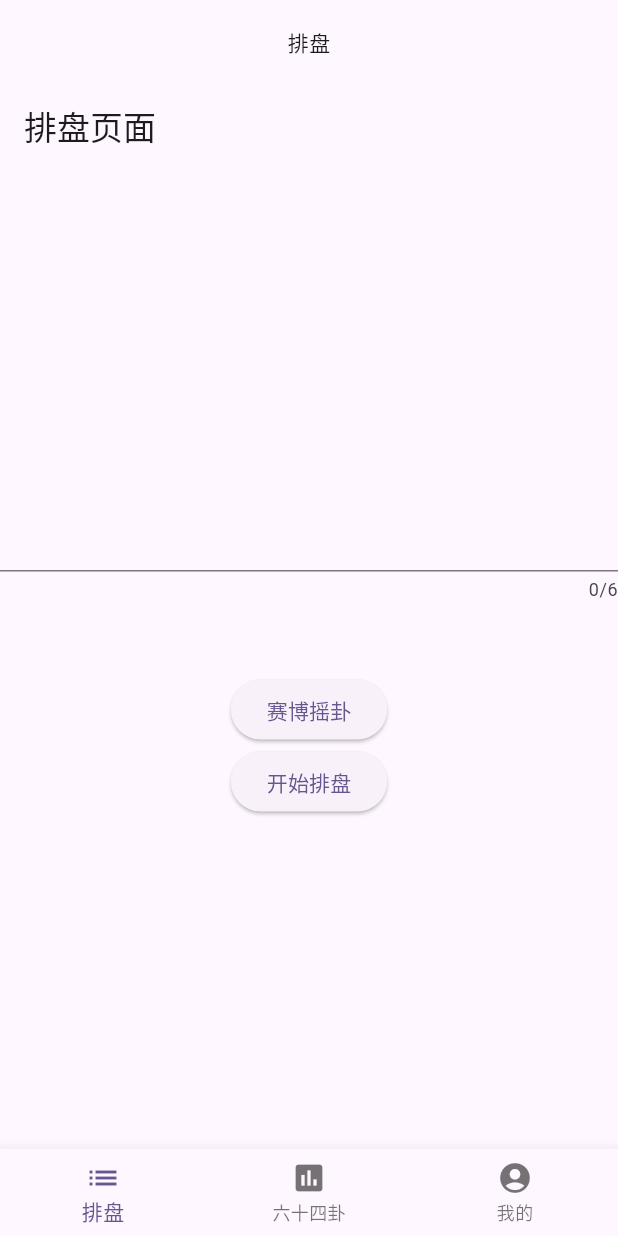
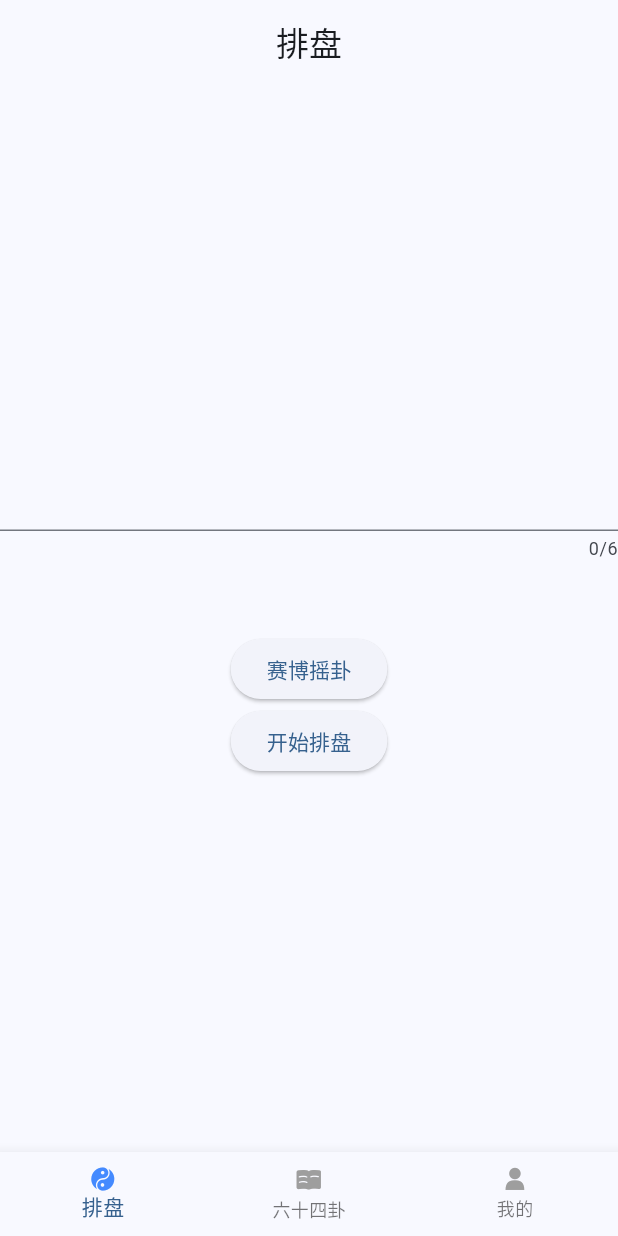
Before and after one commit to wh131462/liuyao, a Flutter app: the screen it shows after launch, on a phone screen of 412 x 824 dp. Run offline on Flutter 3.47's test engine with Material 3 defaults, Android fonts, the phone set to English and light mode, and no system bars.

Commit message:
chore: bar

```diff
--- a/lib/constants/liuyao.const.dart
+++ b/lib/constants/liuyao.const.dart
@@ -2,15 +2,19 @@
 import 'dart:math';
 
 import 'package:liuyao_flutter/constants/xiang.dictionary.dart';
+
 enum Yao {
-  yin("yin","阴"),
-  yang("yang","阳");
+  yin("yin", "阴"),
+  yang("yang", "阳");
+
   final String key;
   final String title;
-  const Yao(this.key,this.title);
+
+  const Yao(this.key, this.title);
+
   /// 获取相反的爻
-  Yao getReversedYao(){
-    if(key=="yin") {
+  Yao getReversedYao() {
+    if (key == "yin") {
       return Yao.yang;
     } else {
       return Yao.yin;
@@ -20,26 +24,29 @@ enum Yao {
 
 // 定义 Gua 枚举
 enum Gua {
-  qian("qian","乾","☰",[Yao.yang,Yao.yang,Yao.yang]),
-  kun("kun","坤","☷",[Yao.yin,Yao.yin,Yao.yin]),
-  zhen("zhen","震","☳",[Yao.yin,Yao.yin,Yao.yang]),
-  gen("gen","艮","☶",[Yao.yang,Yao.yin,Yao.yin]),
-  li("li","离","☲",[Yao.yang,Yao.yin,Yao.yang]),
-  kan("kan","坎","☵",[Yao.yin,Yao.yang,Yao.yin]),
-  dui("dui","兑","☱",[Yao.yin,Yao.yang,Yao.yang]),
-  xun("xun","巽","☴",[Yao.yang,Yao.yang,Yao.yin]);
+  qian("qian", "乾", "☰", [Yao.yang, Yao.yang, Yao.yang]),
+  kun("kun", "坤", "☷", [Yao.yin, Yao.yin, Yao.yin]),
+  zhen("zhen", "震", "☳", [Yao.yin, Yao.yin, Yao.yang]),
+  gen("gen", "艮", "☶", [Yao.yang, Yao.yin, Yao.yin]),
+  li("li", "离", "☲", [Yao.yang, Yao.yin, Yao.yang]),
+  kan("kan", "坎", "☵", [Yao.yin, Yao.yang, Yao.yin]),
+  dui("dui", "兑", "☱", [Yao.yin, Yao.yang, Yao.yang]),
+  xun("xun", "巽", "☴", [Yao.yang, Yao.yang, Yao.yin]);
 
   final String key;
   final String name;
   final String symbol;
   final List<Yao> yaoList;
 
-  const Gua(this.key, this.name,this.symbol,this.yaoList);
+  const Gua(this.key, this.name, this.symbol, this.yaoList);
+
   /// 通过爻列表获取卦
-  static Gua getGuaByYaoList(List<Yao> yaoList){
-    return Gua.values.firstWhere((gua)=>gua.yaoList.toString()==yaoList.toString());
+  static Gua getGuaByYaoList(List<Yao> yaoList) {
+    return Gua.values
+        .firstWhere((gua) => gua.yaoList.toString() == yaoList.toString());
   }
 }
+
 /// 本卦 === Original Hexagram
 /// 变卦 === Transformed Hexagram
 /// 错卦 === Reversed Hexagram
@@ -116,31 +123,52 @@ enum Xiang {
   final String name;
   final List<Gua> guaList;
 
-  const Xiang(this.idx, this.name,this.guaList);
+  const Xiang(this.idx, this.name, this.guaList);
+
   /// 通过卦名获取到象
-  static Xiang getXiangByTitle(String name){
-    return Xiang.values.firstWhere((v)=>v.name==name);
+  static Xiang getXiangByTitle(String name) {
+    return Xiang.values.firstWhere((v) => v.name == name);
   }
+
   /// 获取按顺序输出的象列表
-  static List<Xiang>? getXiangList(){
-    const list =  Xiang.values;
-    list.sort((a,b)=>a.idx-b.idx);
+  static List<Xiang>? getXiangList() {
+    const list = Xiang.values;
+    list.sort((a, b) => a.idx - b.idx);
     return list;
   }
+
   /// 获取随机象
-  static Xiang getRandomXiang(){
+  static Xiang getRandomXiang() {
     return Xiang.values[Random().nextInt(Xiang.values.length)];
   }
+
   /// 根据爻列表获取象
-  static Xiang getXiangByYaoList(List<Gua> guaList){
-    return Xiang.values.firstWhere((xiang)=>xiang.guaList.toString()==guaList.toString());
+  static Xiang getXiangByYaoList(List<Gua> guaList) {
+    return Xiang.values
+        .firstWhere((xiang) => xiang.guaList.toString() == guaList.toString());
   }
+
   /// 获取卦对应的符号列表
-  List<String> getSymbolList(){
-    return guaList.map((gua)=>gua.symbol).toList();
+  List<String> getSymbolList() {
+    return guaList.map((gua) => gua.symbol).toList();
   }
+
   /// 获取卦象对应的属性
-  XiangDicItem? getGuaProps(){
+  XiangDicItem? getGuaProps() {
     return xiangDictionary[name];
   }
 }
+/// 卦类型
+enum Hexagram {
+  original("本卦", "代表了占卜问题的当前状态或者初始条件", "原始卦象"),
+  transformed("变卦", "代表事物发展方向和结局", "本卦中的动爻阴阳互变"),
+  mutual("互卦", "代表事物的发展过程", "将本卦的三四五爻作为上卦，二三四爻变为下卦"),
+  reversed("错卦", "代表转机", "将本卦的六个爻全部变为相反的爻"),
+  opposite("综卦", "将本卦的六个爻整个翻转形成的卦", "将本卦的六个爻整个翻转形成的卦");
+
+  final String name;
+  final String description;
+  final String method;
+
+  const Hexagram(this.name, this.description, this.method);
+}
--- a/lib/main.dart
+++ b/lib/main.dart
@@ -14,7 +14,7 @@ class MyApp extends StatelessWidget {
     return MaterialApp(
       title: '六爻排卦',
       theme: ThemeData(
-        colorScheme: ColorScheme.fromSeed(seedColor: Colors.deepPurple),
+        colorScheme: ColorScheme.fromSeed(seedColor: Colors.blue),
         useMaterial3: true,
       ),
       home: const WelcomePage()
--- a/lib/pages/arrange/arrange.dart
+++ b/lib/pages/arrange/arrange.dart
@@ -12,8 +12,8 @@ class ArrangePage extends StatefulWidget {
 
 class _ArrangePageState extends State<ArrangePage> {
   // 用于存储输入的六位数字
-  String _inputNumber = '';
   String _gua_text = '';
+  final TextEditingController _textEditingController = TextEditingController();
 
   // 随机生成六位数字的方法
   String generateRandomNumber() {
@@ -31,16 +31,12 @@ class _ArrangePageState extends State<ArrangePage> {
     // 这里可以添加开始排盘的逻辑
 
     setState(() {
-      print('开始排盘，输入的数字为: $_inputNumber');
-      List<int> numList = LiuYaoUtil.stringToIntList(_inputNumber);
-      Xiang originHex = LiuYaoUtil.getOriginalHexagramByNumber(numList);
-      Xiang transformHex = LiuYaoUtil.getTransformedHexagramByNumber(numList);
-      Xiang mutualHex = LiuYaoUtil.getMutualHexagramByNumber(numList);
-      Xiang reverseHex = LiuYaoUtil.getReversedHexagramByNumber(numList);
-      Xiang oppositeHex = LiuYaoUtil.getOppositeHexagramByNumber(numList);
-      print("${LiuYaoUtil.getYaoListByNumberDsc(numList).map((o) => o.title)}");
+      print('开始排盘，输入的数字为: ${_textEditingController.text}');
+      Map<Hexagram, Xiang> map =
+          LiuYaoUtil.getHexagramsByText(_textEditingController.text);
+      print("${map.values}");
       _gua_text =
-          "本卦: ${originHex.name}\n变卦: ${transformHex.name}\n错卦: ${reverseHex.name}\n互卦: ${mutualHex.name}\n综卦: ${oppositeHex.name}";
+          "本卦: ${map[Hexagram.original]!.name}\n变卦: ${map[Hexagram.transformed]!.name}\n错卦: ${map[Hexagram.reversed]!.name}\n互卦: ${map[Hexagram.mutual]!.name}\n综卦: ${map[Hexagram.opposite]!.name}";
       print(_gua_text);
     });
   }
@@ -48,17 +44,14 @@ class _ArrangePageState extends State<ArrangePage> {
   // 处理赛博摇卦按钮点击事件
   void _cyberShake() {
     setState(() {
-      _inputNumber = generateRandomNumber();
-      print(_inputNumber);
+      _textEditingController.text = generateRandomNumber();
+      print(_textEditingController.text);
     });
   }
 
   @override
   Widget build(BuildContext context) {
     return Scaffold(
-      appBar: AppBar(
-        title: Text('排盘页面'),
-      ),
       body: Column(
         mainAxisAlignment: MainAxisAlignment.center,
         children: <Widget>[
@@ -70,17 +63,13 @@ class _ArrangePageState extends State<ArrangePage> {
               // 限制只能输入数字6789
               FilteringTextInputFormatter.allow('6789')
             ],
-            onChanged: (value) {
-              setState(() {
-                _inputNumber = value;
-              });
-            },
+            controller: _textEditingController,
           ),
           RichText(
             text: TextSpan(
               text: _gua_text,
               style: TextStyle(
-                background: Paint()..color = Colors.yellow, // 设置背景颜色
+                background: Paint()..color = Colors.blueAccent, // 设置背景颜色
                 fontSize: 24,
                 color: Colors.black, // 文本颜色
               ),
--- a/lib/pages/gua/gua.dart
+++ b/lib/pages/gua/gua.dart
@@ -21,9 +21,6 @@ class _GuaPageState extends State<GuaPage> {
   @override
   Widget build(BuildContext context) {
     return Scaffold(
-      appBar: AppBar(
-        title: Text('六十四卦'),
-      ),
       body: SingleChildScrollView(
         child: Column(
             mainAxisAlignment: MainAxisAlignment.center,
--- a/lib/pages/my/my.dart
+++ b/lib/pages/my/my.dart
@@ -9,9 +9,6 @@ class _MyPageState extends State<MyPage> {
   @override
   Widget build(BuildContext context) {
     return Scaffold(
-      appBar: AppBar(
-        title: Text('我的'),
-      ),
       body: Column(
         mainAxisAlignment: MainAxisAlignment.center,
         children: <Widget>[
--- /dev/null
+++ b/lib/pages/welcome/components/custom-bar.dart
@@ -0,0 +1,43 @@
+import 'package:flutter/material.dart';
+
+class CustomAppBar extends StatelessWidget implements PreferredSizeWidget {
+  final String title;
+  final Icon? leftIcon;
+  final VoidCallback? onLeftIconPressed;
+  final Icon? rightIcon;
+  final VoidCallback? onRightIconPressed;
+
+  const CustomAppBar({
+    super.key,
+    required this.title,
+    this.leftIcon,
+    this.onLeftIconPressed,
+    this.rightIcon,
+    this.onRightIconPressed,
+  });
+
+  @override
+  Widget build(BuildContext context) {
+    return AppBar(
+      leading: leftIcon != null
+          ? IconButton(
+              icon: leftIcon!,
+              onPressed: onLeftIconPressed,
+            )
+          : null,
+      title: Text(title),
+      centerTitle: true,
+      actions: rightIcon != null
+          ? [
+              IconButton(
+                icon: rightIcon!,
+                onPressed: onRightIconPressed,
+              ),
+            ]
+          : [],
+    );
+  }
+
+  @override
+  Size get preferredSize => const Size.fromHeight(kToolbarHeight);
+}
--- a/lib/pages/welcome/custom-page.dart
+++ /dev/null
@@ -1,8 +0,0 @@
-import 'package:flutter/cupertino.dart';
-
-class CustomPage{
-  String title;
-  Widget page;
-
-  CustomPage(this.title,this.page);
-}
--- /dev/null
+++ b/lib/pages/welcome/pages.const.dart
@@ -0,0 +1,39 @@
+import 'package:flutter/cupertino.dart';
+import 'package:flutter/material.dart';
+import 'package:liuyao_flutter/pages/arrange/arrange.dart';
+import 'package:liuyao_flutter/pages/gua/gua.dart';
+import 'package:liuyao_flutter/pages/my/my.dart';
+import 'package:liuyao_flutter/styles/iconfont.dart';
+
+class CustomPage {
+  String title;
+  Widget content;
+  final Icon? leftIcon;
+  final VoidCallback? onLeftIconPressed;
+  final Icon? rightIcon;
+  final VoidCallback? onRightIconPressed;
+
+  CustomPage(this.title, this.content, this.leftIcon, this.onLeftIconPressed,
+      this.rightIcon, this.onRightIconPressed);
+}
+
+List<CustomPage> pages = [
+  CustomPage("排盘", ArrangePage(), null, null, null, null),
+  CustomPage(
+      "六十四卦",
+      GuaPage(),
+      null,
+      null,
+      const Icon(
+        IconFont.help,
+        size: 16.0,
+        color: Colors.grey,
+      ),
+      () {}),
+  CustomPage("我的", MyPage(), null, null, null, null)
+];
+
+/// 获取页面
+List<Widget> getPages() {
+  return pages.map((o) => o.content).toList();
+}
--- a/lib/pages/welcome/welcome.dart
+++ b/lib/pages/welcome/welcome.dart
@@ -1,10 +1,8 @@
 export "./welcome.dart";
 import 'package:flutter/material.dart';
-import 'package:liuyao_flutter/pages/gua/gua.dart';
-import 'package:liuyao_flutter/pages/my/my.dart';
-import 'package:liuyao_flutter/pages/welcome/custom-page.dart';
-
-import '../arrange/arrange.dart';
+import 'package:liuyao_flutter/pages/welcome/components/custom-bar.dart';
+import 'package:liuyao_flutter/pages/welcome/pages.const.dart';
+import 'package:liuyao_flutter/styles/iconfont.dart';
 
 class WelcomePage extends StatefulWidget {
   const WelcomePage({super.key});
@@ -13,8 +11,9 @@ class WelcomePage extends StatefulWidget {
   _WelcomePageState createState() => _WelcomePageState();
 }
 
-class _WelcomePageState extends State<WelcomePage> with TickerProviderStateMixin {
-  // 定义Tab控制器
+class _WelcomePageState extends State<WelcomePage>
+    with TickerProviderStateMixin {
+  // 定义page控制器
   final PageController _pageController = PageController(initialPage: 0);
   int _currentIndex = 0;
 
@@ -38,35 +37,34 @@ class _WelcomePageState extends State<WelcomePage> with TickerProviderStateMixin
 
   @override
   Widget build(BuildContext context) {
-    final List<CustomPage> pages = [
-      CustomPage("排盘", ArrangePage()),
-      CustomPage("六十四卦", GuaPage()),
-      CustomPage("我的", MyPage())
-    ];
     return Scaffold(
-      appBar: AppBar(
-        automaticallyImplyLeading: false,
-        flexibleSpace: Container(
-          alignment: Alignment.center,
-          child: Text(pages[_currentIndex].title),
-        ),
-      ),
+      appBar: CustomAppBar(
+          title: pages[_currentIndex].title,
+          leftIcon: pages[_currentIndex].leftIcon,
+          onLeftIconPressed: pages[_currentIndex].onLeftIconPressed,
+          rightIcon: pages[_currentIndex].leftIcon,
+          onRightIconPressed: pages[_currentIndex].onRightIconPressed),
       body: PageView(
         controller: _pageController,
-        children: pages.map((o) => o.page).toList(),
+        children: getPages(),
       ),
       bottomNavigationBar: BottomNavigationBar(
         items: const <BottomNavigationBarItem>[
           BottomNavigationBarItem(
-            icon: Icon(Icons.list),
+            icon: Icon(IconFont.arrange, size: 16.0, color: Colors.grey),
+            activeIcon:
+                Icon(IconFont.arrange, size: 16.0, color: Colors.blueAccent),
             label: '排盘',
           ),
           BottomNavigationBarItem(
-            icon: Icon(Icons.assessment),
+            icon: Icon(IconFont.read, size: 18.0, color: Colors.grey),
+            activeIcon:
+                Icon(IconFont.read, size: 18.0, color: Colors.blueAccent),
             label: '六十四卦',
           ),
           BottomNavigationBarItem(
-            icon: Icon(Icons.account_circle),
+            icon: Icon(IconFont.my, size: 16.0, color: Colors.grey),
+            activeIcon: Icon(IconFont.my, size: 16.0, color: Colors.blueAccent),
             label: '我的',
           ),
         ],
@@ -74,7 +72,9 @@ class _WelcomePageState extends State<WelcomePage> with TickerProviderStateMixin
         onTap: (index) {
           setState(() {
             _currentIndex = index;
-            _pageController.animateToPage(index, duration:const Duration(milliseconds: 300), curve: Curves.easeInOut);
+            _pageController.animateToPage(index,
+                duration: const Duration(milliseconds: 300),
+                curve: Curves.easeInOut);
           });
         },
       ),
--- /dev/null
+++ b/lib/styles/iconfont.dart
@@ -0,0 +1,18 @@
+import 'package:flutter/widgets.dart';
+
+class IconFont {
+  IconFont._();
+
+  static const String _kFontFam = 'IconFont';
+  // 排盘
+  static const IconData arrange = const IconData(0xe612, fontFamily: _kFontFam);
+  // 阅读 - 六十四卦
+  static const IconData read = const IconData(0xe61c, fontFamily: _kFontFam);
+  // 我的
+  static const IconData my = const IconData(0xe620, fontFamily: _kFontFam);
+  // 帮助
+  static const IconData help = const IconData(0xe619, fontFamily: _kFontFam);
+  // 添加
+  static const IconData add = const IconData(0xe643, fontFamily: _kFontFam);
+
+}
--- a/pubspec.yaml
+++ b/pubspec.yaml
@@ -53,7 +53,10 @@ dev_dependencies:
 
 # The following section is specific to Flutter packages.
 flutter:
-
+  fonts:
+    - family: IconFont
+      fonts:
+        - asset: assets/fonts/iconfont.ttf
   # The following line ensures that the Material Icons font is
   # included with your application, so that you can use the icons in
   # the material Icons class.
```
Also changed, not shown: lib/utils/liuyao.util.dart (+20 -2 lines), assets/fonts/iconfont.ttf (added).
